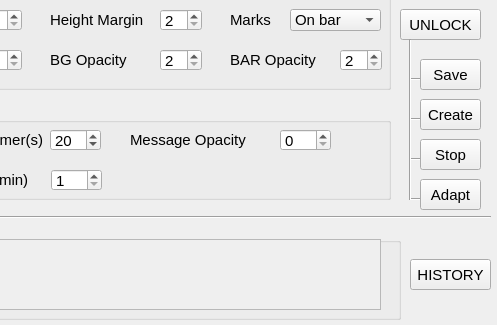
Qt form CFGWIN.ui (winter88888/CCHPM) before a commit; both pictures show x 330 to 827 and y 201 to 526 of the 827 by 526 pixel window.
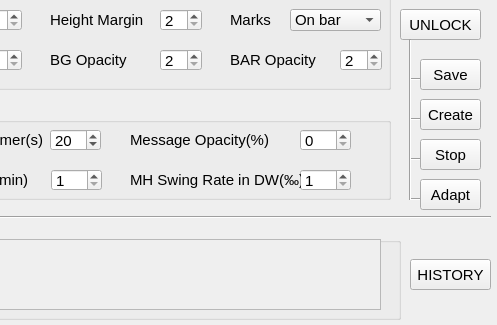
The same form after that commit.

Commit message: mh swing rate function

```diff
--- a/CFGWIN.ui
+++ b/CFGWIN.ui
@@ -894,7 +894,7 @@
    <widget class="QSpinBox" name="spinBox_13">
     <property name="geometry">
      <rect>
-      <x>600</x>
+      <x>620</x>
       <y>30</y>
       <width>51</width>
       <height>22</height>
@@ -920,7 +920,39 @@
      </rect>
     </property>
     <property name="text">
-     <string>Message Opacity</string>
+     <string>Message Opacity(%)</string>
+    </property>
+   </widget>
+   <widget class="QSpinBox" name="spinBox_14">
+    <property name="geometry">
+     <rect>
+      <x>620</x>
+      <y>70</y>
+      <width>51</width>
+      <height>22</height>
+     </rect>
+    </property>
+    <property name="minimum">
+     <number>1</number>
+    </property>
+    <property name="maximum">
+     <number>999</number>
+    </property>
+    <property name="singleStep">
+     <number>1</number>
+    </property>
+   </widget>
+   <widget class="QLabel" name="label_23">
+    <property name="geometry">
+     <rect>
+      <x>450</x>
+      <y>70</y>
+      <width>171</width>
+      <height>21</height>
+     </rect>
+    </property>
+    <property name="text">
+     <string>MH Swing Rate in DW(‰)</string>
     </property>
    </widget>
   </widget>
```
Left out of the diff: 19 changed lines with no effect on the pictures. The commit also changes 4 other files.
